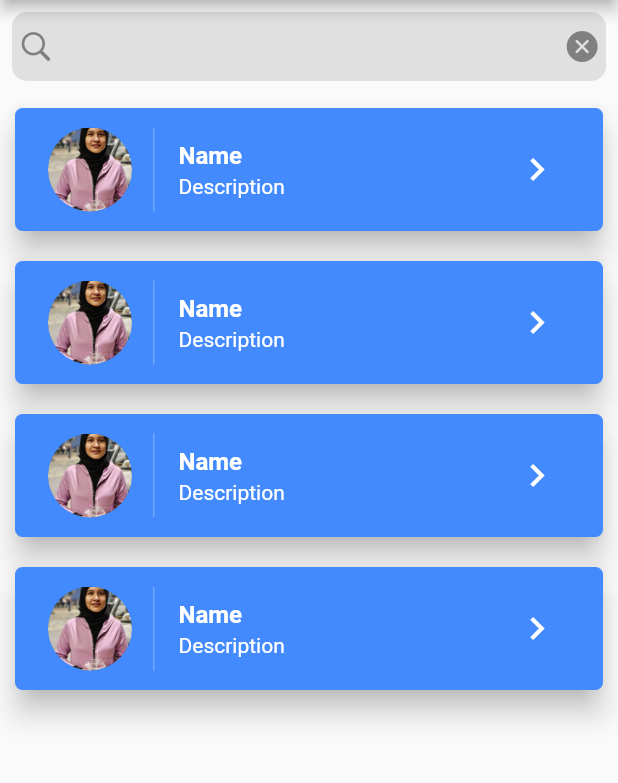
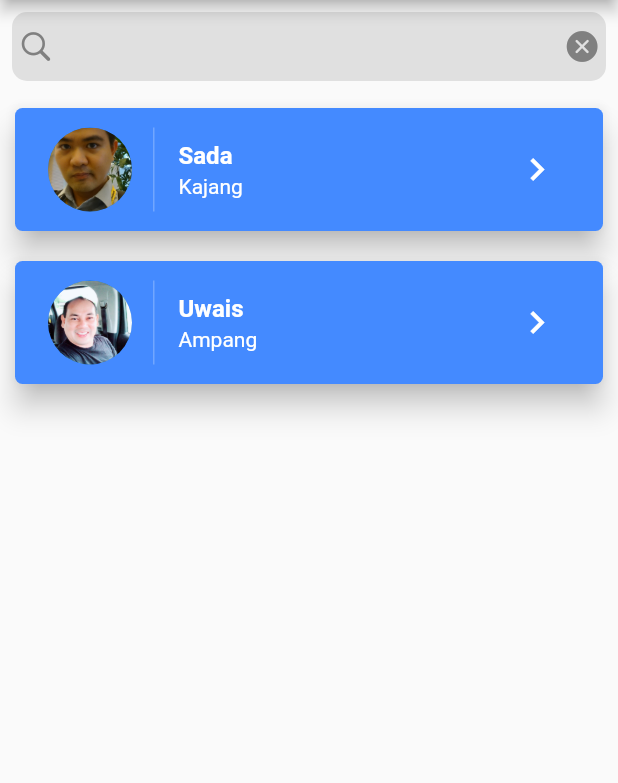
Before and after one commit to HellRyder43/LocalBeauty, a Flutter app: the Menu screen opened by its route, on a phone screen of 412 x 824 dp, the part 84-867 px from its top. Run offline on Flutter 3.47's test engine with Material 2 defaults, Android fonts, the phone set to English and light mode, and no system bars; our stand-ins replace form_field_validator, get.

Commit message:
Search function in menu. Dynamic MUA List in menu

```diff
--- a/lib/login.dart
+++ b/lib/login.dart
@@ -164,7 +164,7 @@ class _LoginPageState extends State<LoginPage> {
                               validator: MultiValidator([
                                 RequiredValidator(errorText: "Required"),
                                 MinLengthValidator(6,
-                                    errorText: "Atleast 6 characters"),
+                                    errorText: "At least 6 characters"),
                               ]),
                               onSaved: (String value) {
                                 password = value;
--- a/lib/menu.dart
+++ b/lib/menu.dart
@@ -8,25 +8,81 @@ import 'package:local_beauty/widgets/appBar.dart';
 import 'package:local_beauty/widgets/cardList.dart';
 import 'package:local_beauty/widgets/navbar.dart';
 
+UserRepository userList = new UserRepository();
+
 class Menu extends StatefulWidget {
-  final TextEditingController controller;
-  final FocusNode focusNode;
   final LoggedInUser userData;
 
-  const Menu({Key key, this.controller, this.focusNode, this.userData})
-      : super(key: key);
+  const Menu({Key key, this.userData}) : super(key: key);
 
   @override
   _MenuState createState() => _MenuState();
 }
 
 class _MenuState extends State<Menu> {
-  final List<CardDetail> cards = [
-    CardDetail(title: 'Name', subtitle: 'Description', imagePath: "Auni.jpeg"),
-    CardDetail(title: 'Name', subtitle: 'Description', imagePath: "Auni.jpeg"),
-    CardDetail(title: 'Name', subtitle: 'Description', imagePath: "Auni.jpeg"),
-    CardDetail(title: 'Name', subtitle: 'Description', imagePath: "Auni.jpeg"),
-  ];
+  TextEditingController controller = TextEditingController();
+  FocusNode focusNode;
+
+  final List<User> muaUsers = userList.getMua();
+  List<CardDetail> muaCards;
+
+  @override
+  void initState() {
+    // TODO: implement initState
+    muaCards = [
+      CardDetail(
+          title: muaUsers[0].username,
+          subtitle: muaUsers[0].location,
+          imagePath: "sada.jpeg"),
+      CardDetail(
+          title: muaUsers[1].username,
+          subtitle: muaUsers[1].location,
+          imagePath: "uwais.jpg")
+    ];
+
+    super.initState();
+  }
+
+  clearTextInput() {
+    controller.clear();
+    filterSearchResults("");
+  }
+
+  void fillInMuaCards() {
+    for (int i = 0; i < muaUsers.length; i++) {
+      muaCards.add(
+        CardDetail(
+            title: muaUsers[i].username,
+            subtitle: muaUsers[i].location,
+            imagePath: muaUsers[i].image),
+      );
+    }
+  }
+
+  void filterSearchResults(String query) {
+    List<CardDetail> searchList = [];
+    searchList.addAll(muaCards);
+    print(searchList.length.toString() + "  asdadasd");
+    if (query.isNotEmpty) {
+      List<CardDetail> listData = [];
+      searchList.forEach((element) {
+        if (element.subtitle.toLowerCase() == query.toLowerCase()) {
+          print("Found data " + element.subtitle);
+          listData.add(element);
+          print("In List data " + listData[0].title);
+          setState(() {
+            muaCards.clear();
+            muaCards.addAll(listData);
+          });
+        }
+      });
+    } else {
+      setState(() {
+        muaCards.clear();
+        fillInMuaCards();
+      });
+    }
+  }
 
   @override
   Widget build(BuildContext context) {
@@ -55,15 +111,18 @@ class _MenuState extends State<Menu> {
                     ),
                     Expanded(
                       child: CupertinoTextField(
-                        controller: widget.controller,
-                        focusNode: widget.focusNode,
+                        onChanged: (value) {
+                          filterSearchResults(value);
+                        },
+                        controller: controller,
+                        focusNode: focusNode,
                         style: Styles.searchText,
                         cursorColor: Styles.searchCursorColor,
                         decoration: null,
                       ),
                     ),
                     GestureDetector(
-                      onTap: () {},
+                      onTap: clearTextInput,
                       child: const Icon(
                         CupertinoIcons.clear_thick_circled,
                         color: Styles.searchIconColor,
@@ -77,11 +136,11 @@ class _MenuState extends State<Menu> {
           Expanded(
             flex: 5,
             child: ListView.builder(
-              itemCount: cards.length,
+              itemCount: muaCards.length,
               itemBuilder: (context, index) => CardListTile(
-                title: cards[index].title,
-                subtitle: cards[index].subtitle,
-                imagePath: cards[index].imagePath,
+                title: muaCards[index].title,
+                subtitle: muaCards[index].subtitle,
+                imagePath: muaCards[index].imagePath,
               ),
             ),
           ),
--- a/lib/models/user.dart
+++ b/lib/models/user.dart
@@ -3,15 +3,24 @@ class User {
   String password;
   String email;
   String userType;
+  String location;
+  String mobileNo;
+  String image;
 
   User(
       {String usernameInit,
       String passwordInit,
       String emailInit,
-      String userTypeInit}) {
+      String userTypeInit,
+      String locationInit,
+      String mobileNoInit,
+      String imageInit}) {
     username = usernameInit;
     password = passwordInit;
     email = emailInit;
     userType = userTypeInit;
+    location = locationInit;
+    mobileNo = mobileNoInit;
+    image = imageInit;
   }
 }
--- a/lib/user_repository.dart
+++ b/lib/user_repository.dart
@@ -11,8 +11,30 @@ class UserRepository {
         usernameInit: "Amir",
         passwordInit: "123456",
         emailInit: "amir@gmail.com",
-        userTypeInit: "Admin")
+        userTypeInit: "Admin"),
+    User(
+        usernameInit: "Sada",
+        passwordInit: "123456",
+        emailInit: "sada@gmail.com",
+        userTypeInit: "Mua",
+        locationInit: "Kajang",
+        mobileNoInit: "0112340293",
+        imageInit: "sada.jpeg"),
+    User(
+        usernameInit: "Uwais",
+        passwordInit: "123456",
+        emailInit: "uwais@gmail.com",
+        userTypeInit: "Mua",
+        locationInit: "Ampang",
+        mobileNoInit: "0123924232",
+        imageInit: "uwais.jpg")
   ];
+
+  List<User> getMua() {
+    List<User> muaUsers = allUsers.where((x) => x.userType == "Mua").toList();
+
+    return muaUsers;
+  }
 }
 
 class LoggedInUser {
```
Also changed, not shown: lib/main.dart (+15 -6 lines), lib/signup.dart (+25 -2 lines), assets/sada.jpeg (added), assets/uwais.jpg (added).
